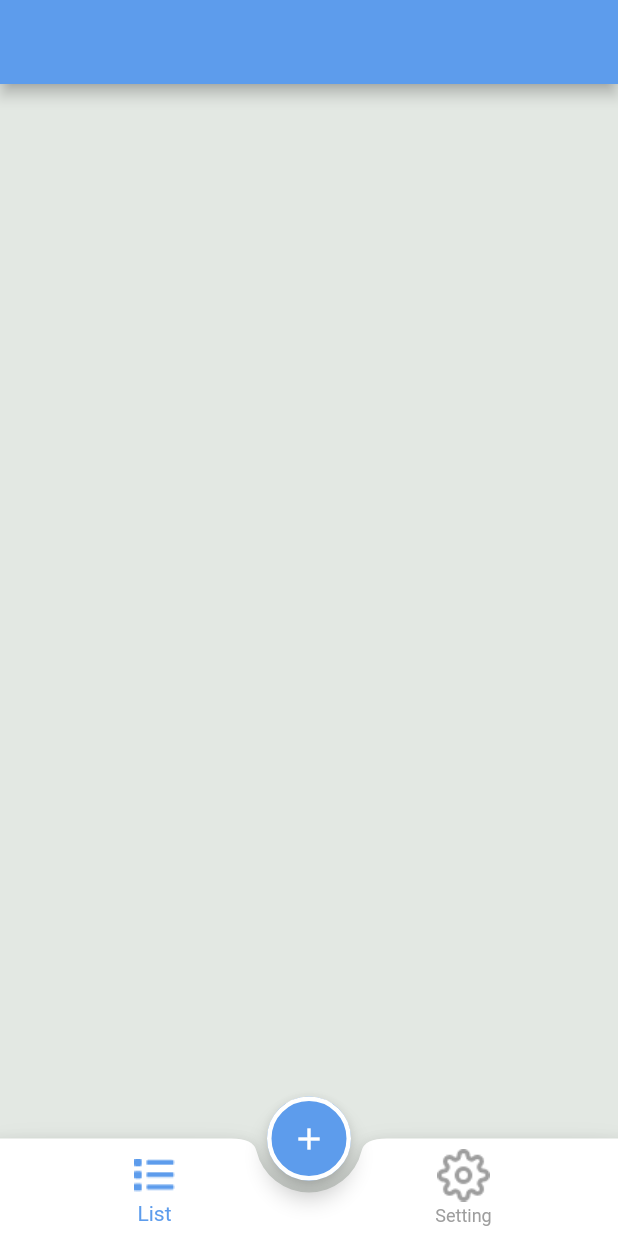
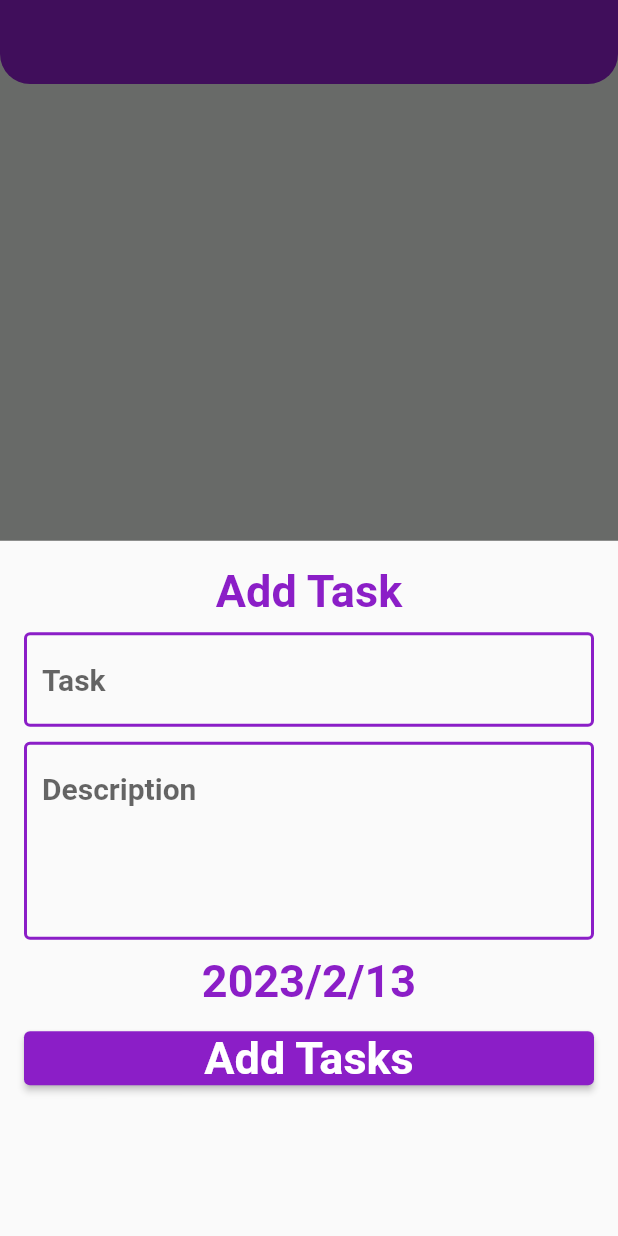
Before and after one commit to Zewin101/todo, a Flutter app: the screen it shows after launch, after a tap on the "add" icon, on a phone screen of 412 x 824 dp. Run offline on Flutter 3.47's test engine with Material 2 defaults, Android fonts, the phone set to English and light mode, and no system bars.

Commit message:
showBottomSheet

```diff
--- /dev/null
+++ b/lib/layout/home_layout/addTaskBottomSheet.dart
@@ -0,0 +1,124 @@
+import 'package:flutter/material.dart';
+import 'package:provider/provider.dart';
+import 'package:todo/provider/myprovider.dart';
+
+import '../../styles/colors.dart';
+
+class AddTasks extends StatelessWidget {
+  AddTasks({Key? key}) : super(key: key);
+  var tittleController = TextEditingController();
+  var descriptionController = TextEditingController();
+  GlobalKey<FormState> formKey = GlobalKey<FormState>();
+
+  @override
+  Widget build(BuildContext context) {
+    var provider = Provider.of<MyProvider>(context);
+    return Padding(
+      padding: const EdgeInsets.all(16.0),
+      child: Form(
+        key: formKey,
+        child: Column(
+          crossAxisAlignment: CrossAxisAlignment.stretch,
+          children: [
+            Text(
+              "Add Task",
+              textAlign: TextAlign.center,
+              style: Theme.of(context)
+                  .textTheme
+                  .headline1
+                  ?.copyWith(color: MOVE_COLOR),
+            ),
+            const SizedBox(
+              height: 10,
+            ),
+            TextFormField(
+              validator: (value) {
+                if (value!.isEmpty && value == '') {
+                  return "tittle is empty";
+                }
+                return null;
+              },
+              controller: tittleController,
+              decoration: const InputDecoration(
+                hintText: "Task",
+                enabledBorder: OutlineInputBorder(
+                    borderSide: BorderSide(
+                  color: MOVE_COLOR,
+                  width: 2,
+                )),
+                border: OutlineInputBorder(
+                    borderSide: BorderSide(
+                  color: MOVE_COLOR,
+                  width: 2,
+                )),
+              ),
+            ),
+            const SizedBox(
+              height: 10,
+            ),
+            TextFormField(
+              validator: (value) {
+                if (value!.isEmpty && value == '') {
+                  return "description is empty";
+                }
+                return null;
+              },
+              maxLines: 4,
+              controller: descriptionController,
+              decoration: const InputDecoration(
+                hintText: "Description",
+                enabledBorder: OutlineInputBorder(
+                    borderSide: BorderSide(
+                  color: MOVE_COLOR,
+                  width: 2,
+                )),
+                border: OutlineInputBorder(
+                    borderSide: BorderSide(
+                  color: MOVE_COLOR,
+                  width: 2,
+                )),
+              ),
+            ),
+            const SizedBox(
+              height: 10,
+            ),
+            InkWell(
+              onTap: () {
+                provider.showPicker(context);
+              },
+              child: Text(
+                "${provider.selectedDate.year}/${provider.selectedDate.month}/${provider.selectedDate.day}",
+                textAlign: TextAlign.center,
+                style: Theme.of(context)
+                    .textTheme
+                    .subtitle1
+                    ?.copyWith(fontSize: 30),
+              ),
+            ),
+            const SizedBox(
+              height: 10,
+            ),
+            ElevatedButton(
+                onPressed: () {
+                  AddTaskOk();
+                },
+                style: ElevatedButton.styleFrom(
+                  backgroundColor: MOVE_COLOR,
+                ),
+                child: Text(
+                  "Add Tasks",
+                  style: Theme.of(context)
+                      .textTheme
+                      .subtitle1
+                      ?.copyWith(color: Colors.white, fontSize: 30),
+                ))
+          ],
+        ),
+      ),
+    );
+  }
+
+  void AddTaskOk() {
+    if (formKey.currentState!.validate()) {}
+  }
+}
--- a/lib/layout/home_layout/home_layout.dart
+++ b/lib/layout/home_layout/home_layout.dart
@@ -1,4 +1,9 @@
 import 'package:flutter/material.dart';
+import 'package:provider/provider.dart';
+import 'package:todo/provider/myprovider.dart';
+
+import '../../styles/colors.dart';
+import 'addTaskBottomSheet.dart';
 
 class HomeLayout extends StatelessWidget {
   const HomeLayout({Key? key}) : super(key: key);
@@ -6,18 +11,17 @@ class HomeLayout extends StatelessWidget {
 
   @override
   Widget build(BuildContext context) {
+    var provider = Provider.of<MyProvider>(context);
     return Scaffold(
       extendBody: true,
       appBar: AppBar(),
       floatingActionButtonLocation: FloatingActionButtonLocation.centerDocked,
       floatingActionButton: FloatingActionButton(
         shape: const StadiumBorder(
-          side: BorderSide(
-            color: Colors.white,
-            width: 3
-          )
-        ),
-        onPressed: () {},
+            side: BorderSide(color: Colors.white, width: 3)),
+        onPressed: () {
+          openBottomSheet(context);
+        },
         child: const Icon(Icons.add),
       ),
       bottomNavigationBar: BottomAppBar(
@@ -28,16 +32,28 @@ class HomeLayout extends StatelessWidget {
           elevation: 0,
           items: const [
             BottomNavigationBarItem(
-                icon: ImageIcon(AssetImage('assets/images/icon_list.png')),
-                label: 'List',backgroundColor: Colors.green),
+              icon: ImageIcon(AssetImage('assets/images/icon_list.png')),
+              label: 'List'),
             BottomNavigationBarItem(
-                icon: ImageIcon(AssetImage('assets/images/icon_settings.png')),
-                label: 'Setting',backgroundColor: Colors.green),
+              icon: ImageIcon(AssetImage('assets/images/icon_settings.png')),
+              label: 'Setting'),
           ],
-          onTap: (index) {},
+          onTap: (index) {
+            provider.changeTap(index);
+          },
+          currentIndex: provider.changeIndex,
           iconSize: 35,
         ),
       ),
     );
   }
+
+  void openBottomSheet(BuildContext context) {
+showModalBottomSheet(
+    context: context,
+    builder: (context) {
+      return AddTasks();
+    },);
+
+  }
 }
--- a/lib/main.dart
+++ b/lib/main.dart
@@ -1,9 +1,18 @@
 import 'package:flutter/material.dart';
+import 'package:provider/provider.dart';
+import 'package:todo/modules/setting/setting.dart';
+import 'package:todo/modules/tasks_list/tasks_list.dart';
+import 'package:todo/provider/myprovider.dart';
 import 'package:todo/styles/myTheme.dart';
 import 'layout/home_layout/home_layout.dart';
 
 void main() {
-  runApp(MyApp());
+  runApp(
+    ChangeNotifierProvider(
+      create: (context) => MyProvider(),
+      child: MyApp(),
+    ),
+  );
 }
 
 class MyApp extends StatelessWidget {
@@ -13,6 +22,8 @@ class MyApp extends StatelessWidget {
       initialRoute: HomeLayout.routName,
       routes: {
         HomeLayout.routName: (context) => HomeLayout(),
+        TasksListTab.routName: (context) => TasksListTab(),
+        SettingTab.routName: (context) => SettingTab(),
       },
       theme: MyThemeData.lightTheme,
       darkTheme: MyThemeData.darkTheme,
--- a/lib/modules/setting/setting.dart
+++ b/lib/modules/setting/setting.dart
@@ -2,7 +2,7 @@ import 'package:flutter/material.dart';
 
 class SettingTab extends StatelessWidget {
   const SettingTab({Key? key}) : super(key: key);
-
+  static const String routName = "setting";
   @override
   Widget build(BuildContext context) {
     return Container();
--- a/lib/modules/tasks_list/tasks_list.dart
+++ b/lib/modules/tasks_list/tasks_list.dart
@@ -2,7 +2,7 @@ import 'package:flutter/material.dart';
 
 class TasksListTab extends StatelessWidget {
   const TasksListTab({Key? key}) : super(key: key);
-
+  static const String routName = "tasks";
   @override
   Widget build(BuildContext context) {
     return Container();
--- /dev/null
+++ b/lib/provider/myprovider.dart
@@ -0,0 +1,25 @@
+import 'package:flutter/material.dart';
+
+class MyProvider extends ChangeNotifier {
+  int changeIndex = 0;
+
+  void changeTap(int index) {
+    changeIndex = index;
+    notifyListeners();
+  }
+
+//----------------------------------------------------------------------------
+  DateTime selectedDate = DateTime.now();
+
+  void showPicker(BuildContext context) async{
+    DateTime? chosenData=await showDatePicker(
+      context: context,
+      initialDate: selectedDate,
+      firstDate: selectedDate,
+      lastDate: selectedDate.add(Duration(days: 365)),
+    );
+    if(chosenData==null)return;
+    selectedDate=chosenData;
+    notifyListeners();
+  }
+}
--- a/lib/styles/colors.dart
+++ b/lib/styles/colors.dart
@@ -1,6 +1,6 @@
 import 'dart:ui';
 
-const Color colorGreen = Color.fromRGBO(0, 0, 0, 1.0);
+const Color MOVE_COLOR = Color.fromRGBO(139, 30, 199, 1.0);
 const Color primaryColor = Color.fromRGBO(93, 156, 236, 1.0);
 const Color darkPrimary = Color.fromRGBO(6, 14, 30, 1.0);
 const Color greenBackground = Color.fromRGBO(227, 232, 227, 1.0);
--- a/lib/styles/myTheme.dart
+++ b/lib/styles/myTheme.dart
@@ -4,7 +4,7 @@ import 'colors.dart';
 
 class MyThemeData {
   static ThemeData lightTheme = ThemeData(
-      primaryColor: primaryColor,
+      primaryColor: MOVE_COLOR,
       scaffoldBackgroundColor: greenBackground,
       colorScheme: ColorScheme(
           brightness: Brightness.light,
@@ -18,53 +18,30 @@ class MyThemeData {
           onBackground: primaryColor,
           surface: Colors.grey,
           onSurface: Colors.black),
-      appBarTheme: AppBarTheme(
-          backgroundColor: primaryColor,
+      appBarTheme: const AppBarTheme(
+          centerTitle: true,
+          elevation: 0,
+          shape: RoundedRectangleBorder(
+              borderRadius: BorderRadius.only(
+            bottomLeft: Radius.circular(20),
+            bottomRight: Radius.circular(20),
+          )),
+          backgroundColor: MOVE_COLOR,
           iconTheme: IconThemeData(color: Colors.white)),
-      textTheme: TextTheme(
+      textTheme: const TextTheme(
         headline1: TextStyle(
             fontSize: 30, fontWeight: FontWeight.bold, color: Colors.white),
         subtitle1: TextStyle(
-            fontSize: 20, fontWeight: FontWeight.bold, color: primaryColor),
+            fontSize: 20, fontWeight: FontWeight.bold, color: MOVE_COLOR),
         subtitle2: TextStyle(
-            fontSize: 20, fontWeight: FontWeight.bold, color: colorGreen),
+            fontSize: 25, fontWeight: FontWeight.bold, color: MOVE_COLOR),
       ),
       floatingActionButtonTheme:
-          FloatingActionButtonThemeData(backgroundColor: primaryColor),
-      bottomNavigationBarTheme: BottomNavigationBarThemeData(
+          const FloatingActionButtonThemeData(backgroundColor: MOVE_COLOR),
+      bottomNavigationBarTheme: const BottomNavigationBarThemeData(
           backgroundColor: Colors.white,
-          selectedItemColor: primaryColor,
+          selectedItemColor: MOVE_COLOR,
           unselectedItemColor: Colors.grey));
 
-  static ThemeData darkTheme = ThemeData(
-      // primaryColor: primaryColor,
-      // scaffoldBackgroundColor: greenBackground,
-      // colorScheme: ColorScheme(
-      //     brightness: Brightness.light,
-      //     primary: primaryColor,
-      //     onPrimary: Colors.white,
-      //     secondary: greenBackground,
-      //     onSecondary: Colors.white,
-      //     error: Colors.red,
-      //     onError: Colors.white,
-      //     background: greenBackground,
-      //     onBackground: primaryColor,
-      //     surface: Colors.grey,
-      //     onSurface: Colors.black),
-      // appBarTheme: AppBarTheme(
-      //     backgroundColor: primaryColor,
-      //     iconTheme: IconThemeData(color: Colors.white)),
-      // textTheme: TextTheme(
-      //   headline1: TextStyle(
-      //       fontSize: 30, fontWeight: FontWeight.bold, color: Colors.white),
-      //   subtitle1: TextStyle(
-      //       fontSize: 20, fontWeight: FontWeight.bold, color: primaryColor),
-      //   subtitle2: TextStyle(
-      //       fontSize: 20, fontWeight: FontWeight.bold, color: colorGreen),
-      // ),
-      // bottomNavigationBarTheme: BottomNavigationBarThemeData(
-      //     backgroundColor: Colors.white,
-      //     selectedItemColor: primaryColor,
-      //     unselectedItemColor: Colors.grey)
-     );
+  static ThemeData darkTheme = ThemeData();
 }
```
